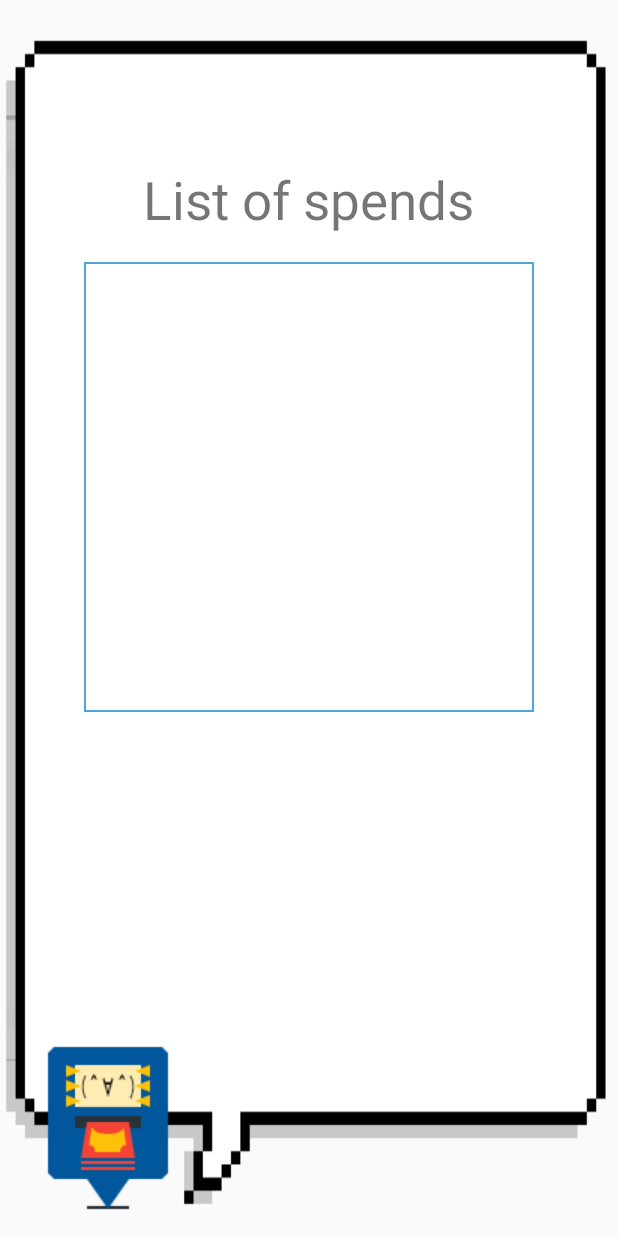
After one commit to rbeat/cashy, an Android app: the layout activity_show_spends.xml on its own in the app's theme, with its tools: preview values and no code run, on a phone screen of 412 x 824 dp. The commit adds this screen. Run offline under Robolectric (Android 15) with nearby library versions, the phone set to English and light mode, and no system bars.

Commit message:
Pre-final version. To fix: 1. Add delete function in ShowBills 2. Fix animation 3. Fix database (spend) 4. Change ListView in ShowSpends to spend history

```diff
--- a/src/main/java/gq/rbeat/cashy/Spend.java
+++ b/src/main/java/gq/rbeat/cashy/Spend.java
@@ -39,6 +39,7 @@ public class Spend extends AppCompatActivity implements View.OnClickListener {
 
     @Override
     protected void onCreate(Bundle savedInstanceState) {
+        getSupportActionBar().hide();
         Intent intent = getIntent();
         email = intent.getStringExtra("email");
         mDatabase = FirebaseDatabase.getInstance().getReference().child("Users");
@@ -46,6 +47,7 @@ public class Spend extends AppCompatActivity implements View.OnClickListener {
             @Override
             public void onDataChange(DataSnapshot dataSnapshot) {
                 current = dataSnapshot.child(email).getValue(User.class);
+                tts.speak("Tell me, how much you want to spend? Spend on what?", TextToSpeech.QUEUE_FLUSH, null);
             }
 
             @Override
@@ -75,7 +77,7 @@ public class Spend extends AppCompatActivity implements View.OnClickListener {
                 }
             }
         });
-        tts.speak("Tell me, how much you want to spend? Spend on what?", TextToSpeech.QUEUE_FLUSH, null);
+
     }
 
     public void spend(Double sum, String text) {
--- /dev/null
+++ b/src/main/res/layout/activity_show_spends.xml
@@ -0,0 +1,69 @@
+<?xml version="1.0" encoding="utf-8"?>
+<android.support.constraint.ConstraintLayout xmlns:android="http://schemas.android.com/apk/res/android"
+    xmlns:app="http://schemas.android.com/apk/res-auto"
+    xmlns:tools="http://schemas.android.com/tools"
+    android:layout_width="match_parent"
+    android:layout_height="match_parent"
+    android:layout_gravity="center"
+    android:background="@drawable/dialog_box"
+    android:gravity="center"
+    android:orientation="vertical"
+    tools:context=".Assistant">
+
+    <ImageView
+
+        android:id="@+id/imgView"
+        android:layout_width="128dp"
+        android:layout_height="128dp"
+        android:layout_marginBottom="8dp"
+        android:layout_marginLeft="8dp"
+        android:layout_marginStart="8dp"
+        android:src="@drawable/smile"
+        app:layout_constraintBottom_toBottomOf="parent"
+        app:layout_constraintStart_toStartOf="parent" />
+
+
+    <LinearLayout
+        android:id="@+id/screen"
+        android:layout_width="wrap_content"
+        android:layout_height="wrap_content"
+        android:layout_gravity="center"
+        android:layout_marginBottom="8dp"
+        android:layout_marginEnd="15dp"
+        android:layout_marginLeft="15dp"
+        android:layout_marginRight="15dp"
+        android:layout_marginStart="15dp"
+        android:layout_marginTop="8dp"
+        android:gravity="center"
+        android:orientation="vertical"
+        app:layout_constraintBottom_toBottomOf="parent"
+        app:layout_constraintEnd_toEndOf="parent"
+        app:layout_constraintStart_toStartOf="parent"
+        app:layout_constraintTop_toTopOf="parent"
+        app:layout_constraintVertical_bias="0.229">
+
+        <TextView
+            android:id="@+id/spendText1"
+            android:layout_width="wrap_content"
+            android:layout_height="wrap_content"
+            android:gravity="center"
+            android:text="List of spends"
+            android:textSize="35dp"
+            app:layout_constraintBottom_toBottomOf="parent"
+            app:layout_constraintLeft_toLeftOf="parent"
+            app:layout_constraintRight_toRightOf="parent"
+            app:layout_constraintTop_toTopOf="parent" />
+
+
+        <ListView
+            android:layout_marginTop="18dp"
+            android:background="@drawable/back"
+            android:id="@+id/listBills"
+            android:layout_width="300dp"
+            android:layout_height="300dp" />
+
+
+    </LinearLayout>
+
+
+</android.support.constraint.ConstraintLayout>
--- a/src/main/res/values/styles.xml
+++ b/src/main/res/values/styles.xml
@@ -1,17 +1,13 @@
 <resources>
 
     <!-- Base application theme. -->
-    <style name="AppTheme" parent="Theme.AppCompat.Light.NoActionBar">
+    <style name="AppTheme" parent="Theme.AppCompat.Light.DarkActionBar">
         <!-- Customize your theme here. -->
         <item name="colorPrimary">#009bb3</item>
         <item name="colorPrimaryDark">#006271</item>
         <item name="colorAccent">#1800b3</item>
     </style>
 
-    <style name="AppTheme.NoActionBar">
-        <item name="windowActionBar">false</item>
-        <item name="windowNoTitle">true</item>
-    </style>
 
     <style name="AppTheme.AppBarOverlay" parent="ThemeOverlay.AppCompat.Dark.ActionBar" />
 
```
Also changed, not shown: src/main/AndroidManifest.xml (+11 -3 lines), src/main/java/gq/rbeat/cashy/AddBills.java (+5 -5 lines), src/main/java/gq/rbeat/cashy/AddingMoney.java (+5 -5 lines), src/main/java/gq/rbeat/cashy/Assistant.java (+40 -1 lines), src/main/java/gq/rbeat/cashy/BalanceScreen.java (+22 -1 lines), src/main/java/gq/rbeat/cashy/Login.java (+62 -0 lines), src/main/java/gq/rbeat/cashy/Setup.java (+13 -2 lines), src/main/java/gq/rbeat/cashy/ShowBills.java (+12 -2 lines), src/main/java/gq/rbeat/cashy/ShowSpends.java (added, +75 -0 lines), src/main/java/gq/rbeat/cashy/SplashScreenActivity.java (added, +45 -0 lines), src/main/res/anim/bounce.xml (added, +23 -0 lines), src/main/res/layout/activity_assistant2.xml (+28 -13 lines), src/main/res/menu/menu.xml (added, +10 -0 lines), 151 other files.
